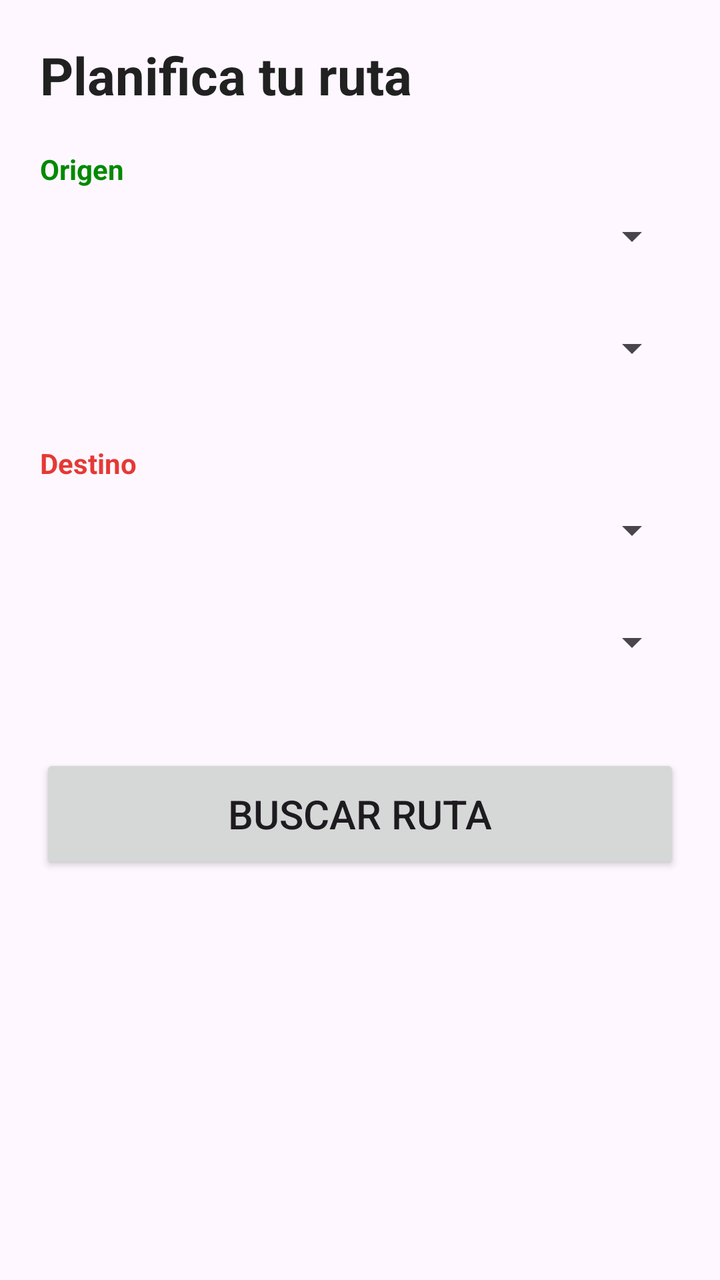
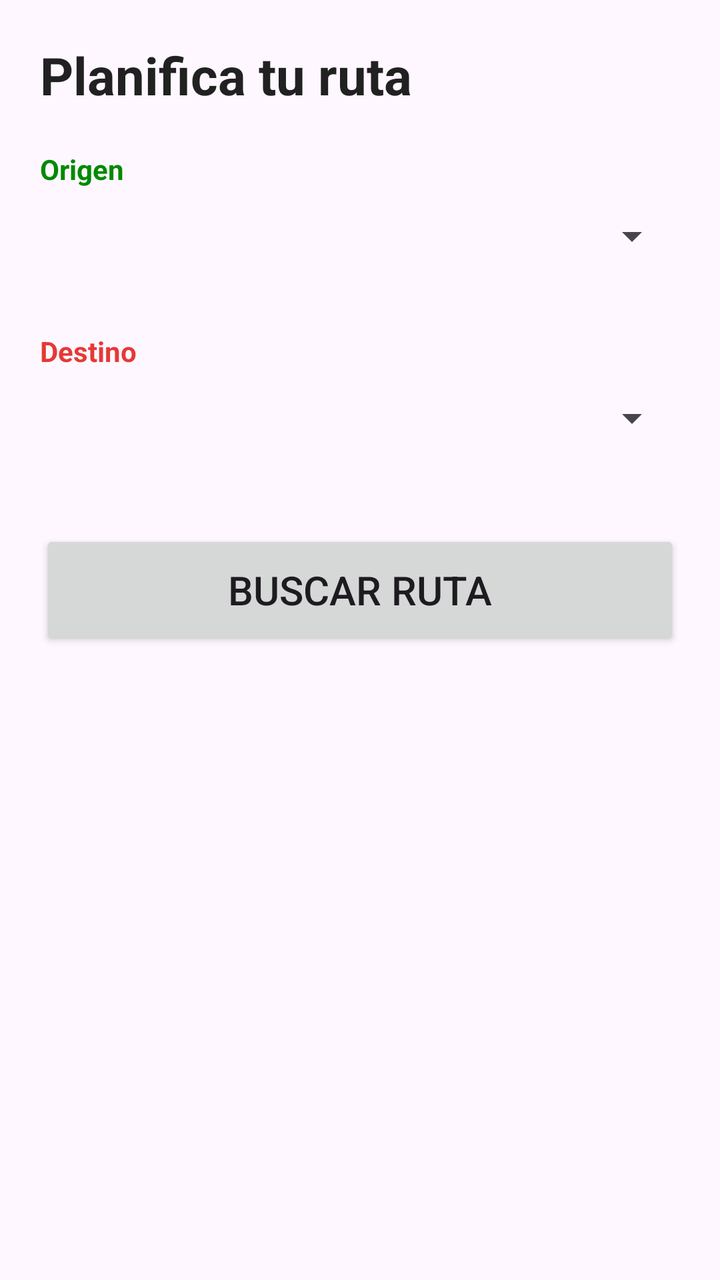

Two renders of the same Android screen: before a commit and after it. Below are the layout's source before the change and the commit's diff.
<!-- AndroidManifest.xml: application theme Theme.GuiaMetro -->
<!-- res/layout/fragment_planificacion.xml -->
<?xml version="1.0" encoding="utf-8"?>
<ScrollView xmlns:android="http://schemas.android.com/apk/res/android"
    android:layout_width="match_parent"
    android:layout_height="match_parent">

    <LinearLayout
        android:layout_width="match_parent"
        android:layout_height="wrap_content"
        android:orientation="vertical"
        android:padding="20dp">

        <TextView
            android:text="Planifica tu ruta"
            android:textSize="26sp"
            android:textStyle="bold"
            android:textColor="#212121"
            android:layout_width="wrap_content"
            android:layout_height="wrap_content"/>

        <TextView
            android:text="Origen"
            android:textStyle="bold"
            android:textColor="#008A00"
            android:layout_marginTop="20dp"
            android:layout_width="wrap_content"
            android:layout_height="wrap_content"/>

        <Spinner
            android:id="@+id/spLineaOrigen"
            android:layout_width="match_parent"
            android:layout_height="48dp"/>

        <Spinner
            android:id="@+id/spEstacionOrigen"
            android:layout_width="match_parent"
            android:layout_height="48dp"
            android:layout_marginTop="8dp"/>

        <TextView
            android:text="Destino"
            android:textStyle="bold"
            android:textColor="#E53935"
            android:layout_marginTop="24dp"
            android:layout_width="wrap_content"
            android:layout_height="wrap_content"/>

        <Spinner
            android:id="@+id/spLineaDestino"
            android:layout_width="match_parent"
            android:layout_height="48dp"/>

        <Spinner
            android:id="@+id/spEstacionDestino"
            android:layout_width="match_parent"
            android:layout_height="48dp"
            android:layout_marginTop="8dp"/>

        <Button
            android:id="@+id/btnBuscarRuta"
            android:layout_width="match_parent"
            android:layout_height="60dp"
            android:layout_marginTop="32dp"
            android:text="BUSCAR RUTA"
            android:textAllCaps="true"
            android:textSize="20sp"/>

        <ProgressBar
            android:id="@+id/progressBusqueda"
            android:layout_gravity="center"
            android:layout_marginTop="20dp"
            android:visibility="gone"
            android:layout_width="wrap_content"
            android:layout_height="wrap_content"/>

    </LinearLayout>

</ScrollView>
<!-- resources referenced by this layout -->
<resources>
  <style name="Theme.GuiaMetro" parent="Base.Theme.GuiaMetro" />
  <style name="Base.Theme.GuiaMetro" parent="Theme.Material3.DayNight.NoActionBar">
          
          
      </style>
</resources>

<!-- the commit's change to res/layout/fragment_planificacion.xml (unified diff, before → after) -->
@@ -30,12 +30,6 @@
             android:layout_width="match_parent"
             android:layout_height="48dp"/>
 
-        <Spinner
-            android:id="@+id/spEstacionOrigen"
-            android:layout_width="match_parent"
-            android:layout_height="48dp"
-            android:layout_marginTop="8dp"/>
-
         <TextView
             android:text="Destino"
             android:textStyle="bold"
@@ -47,13 +41,7 @@
         <Spinner
             android:id="@+id/spLineaDestino"
             android:layout_width="match_parent"
-            android:layout_height="48dp"/>
-
-        <Spinner
-            android:id="@+id/spEstacionDestino"
-            android:layout_width="match_parent"
-            android:layout_height="48dp"
-            android:layout_marginTop="8dp"/>
+            android:layout_height="48dp" />
 
         <Button
             android:id="@+id/btnBuscarRuta"
